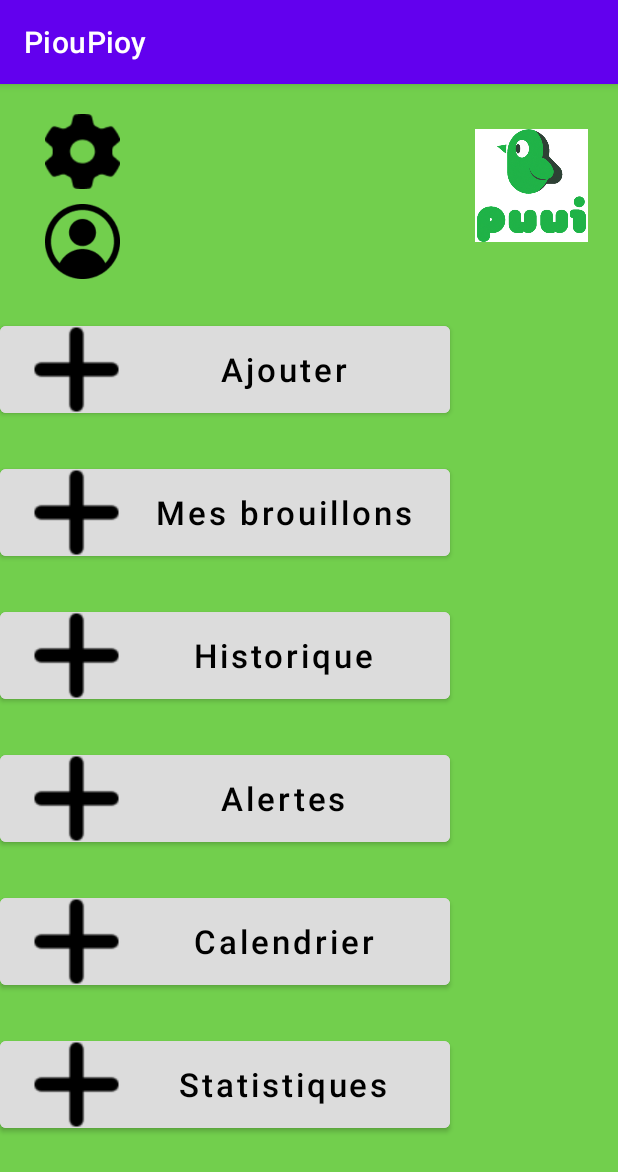
After one commit to samuelboiss/PiouPiou, an Android app: the fragment LateralMenu shown on its own in the app's theme, on a phone screen of 412 x 824 dp. The commit adds this screen. Shown: the top 1172 px of the screen. Run offline under Robolectric (Android 15) with nearby library versions, the phone set to English and light mode, and no system bars.

Commit message:
create lateral menu #4

```diff
--- /dev/null
+++ b/PiouPiou/app/src/main/java/com/example/pioupioy/LateralMenu.java
@@ -0,0 +1,64 @@
+package com.example.pioupioy;
+
+import android.os.Bundle;
+
+import androidx.fragment.app.Fragment;
+
+import android.view.LayoutInflater;
+import android.view.View;
+import android.view.ViewGroup;
+
+/**
+ * A simple {@link Fragment} subclass.
+ * Use the {@link LateralMenu#newInstance} factory method to
+ * create an instance of this fragment.
+ */
+public class LateralMenu extends Fragment {
+
+    // TODO: Rename parameter arguments, choose names that match
+    // the fragment initialization parameters, e.g. ARG_ITEM_NUMBER
+    private static final String ARG_PARAM1 = "param1";
+    private static final String ARG_PARAM2 = "param2";
+
+    // TODO: Rename and change types of parameters
+    private String mParam1;
+    private String mParam2;
+
+    public LateralMenu() {
+        // Required empty public constructor
+    }
+
+    /**
+     * Use this factory method to create a new instance of
+     * this fragment using the provided parameters.
+     *
+     * @param param1 Parameter 1.
+     * @param param2 Parameter 2.
+     * @return A new instance of fragment LateralMenu.
+     */
+    // TODO: Rename and change types and number of parameters
+    public static LateralMenu newInstance(String param1, String param2) {
+        LateralMenu fragment = new LateralMenu();
+        Bundle args = new Bundle();
+        args.putString(ARG_PARAM1, param1);
+        args.putString(ARG_PARAM2, param2);
+        fragment.setArguments(args);
+        return fragment;
+    }
+
+    @Override
+    public void onCreate(Bundle savedInstanceState) {
+        super.onCreate(savedInstanceState);
+        if (getArguments() != null) {
+            mParam1 = getArguments().getString(ARG_PARAM1);
+            mParam2 = getArguments().getString(ARG_PARAM2);
+        }
+    }
+
+    @Override
+    public View onCreateView(LayoutInflater inflater, ViewGroup container,
+                             Bundle savedInstanceState) {
+        // Inflate the layout for this fragment
+        return inflater.inflate(R.layout.fragment_lateral_menu, container, false);
+    }
+}
--- /dev/null
+++ b/PiouPiou/app/src/main/res/layout/fragment_lateral_menu.xml
@@ -0,0 +1,133 @@
+<?xml version="1.0" encoding="utf-8"?>
+<androidx.constraintlayout.widget.ConstraintLayout xmlns:android="http://schemas.android.com/apk/res/android"
+    xmlns:tools="http://schemas.android.com/tools"
+    android:layout_width="match_parent"
+    android:layout_height="match_parent"
+    xmlns:app="http://schemas.android.com/apk/res-auto"
+    android:background="#72CF4D"
+    tools:context=".LateralMenu">
+
+
+    <ImageView
+        android:id="@+id/image"
+        android:src="@drawable/pioupiou"
+        android:layout_height="75dp"
+        android:layout_width="75dp"
+        android:layout_marginRight="20dp"
+        android:layout_marginTop="30dp"
+        android:background="@color/white"
+        app:layout_constraintEnd_toEndOf="parent"
+        app:layout_constraintTop_toTopOf="parent"/>
+
+    <ImageView
+        android:id="@+id/parameter"
+        android:src="@drawable/parameter"
+        android:layout_height="50dp"
+        android:layout_width="50dp"
+        android:layout_marginLeft="30dp"
+        android:layout_marginTop="20dp"
+        app:layout_constraintTop_toTopOf="parent"
+        app:layout_constraintLeft_toLeftOf="parent"/>
+
+    <ImageView
+        android:id="@+id/profile"
+        android:src="@drawable/profile"
+        android:layout_height="50dp"
+        android:layout_width="50dp"
+        android:layout_marginLeft="30dp"
+        android:layout_marginTop="10dp"
+        app:layout_constraintTop_toBottomOf="@id/parameter"
+        app:layout_constraintLeft_toLeftOf="parent"/>
+
+
+    <Button
+        android:id="@+id/button_add"
+        android:layout_width="300dp"
+        android:layout_height="70dp"
+        android:backgroundTint="@color/grey"
+        android:drawableLeft="@drawable/add"
+        android:layout_marginTop="25dp"
+        android:text="Ajouter"
+        android:textSize="22dp"
+        android:textColor="@color/black"
+        android:textAllCaps="false"
+
+        app:layout_constraintLeft_toLeftOf="parent"
+        app:layout_constraintTop_toBottomOf="@id/profile"/>
+
+    <Button
+        android:id="@+id/button_draft"
+        android:layout_width="300dp"
+        android:layout_height="70dp"
+        android:backgroundTint="@color/grey"
+        android:drawableLeft="@drawable/add"
+        android:layout_marginTop="25dp"
+        android:text="Mes brouillons"
+        android:textSize="22dp"
+        android:textColor="@color/black"
+        android:textAllCaps="false"
+
+        app:layout_constraintLeft_toLeftOf="parent"
+        app:layout_constraintTop_toBottomOf="@id/button_add"/>
+
+    <Button
+        android:id="@+id/button_history"
+        android:layout_width="300dp"
+        android:layout_height="70dp"
+        android:backgroundTint="@color/grey"
+        android:drawableLeft="@drawable/add"
+        android:layout_marginTop="25dp"
+        android:text="Historique"
+        android:textSize="22dp"
+        android:textColor="@color/black"
+        android:textAllCaps="false"
+
+        app:layout_constraintLeft_toLeftOf="parent"
+        app:layout_constraintTop_toBottomOf="@id/button_draft"/>
+
+    <Button
+        android:id="@+id/button_alerts"
+        android:layout_width="300dp"
+        android:layout_height="70dp"
+        android:backgroundTint="@color/grey"
+        android:drawableLeft="@drawable/add"
+        android:layout_marginTop="25dp"
+        android:text="Alertes"
+        android:textSize="22dp"
+        android:textColor="@color/black"
+        android:textAllCaps="false"
+
+        app:layout_constraintLeft_toLeftOf="parent"
+        app:layout_constraintTop_toBottomOf="@id/button_history"/>
+
+    <Button
+        android:id="@+id/button_calendar"
+        android:layout_width="300dp"
+        android:layout_height="70dp"
+        android:backgroundTint="@color/grey"
+        android:drawableLeft="@drawable/add"
+        android:layout_marginTop="25dp"
+        android:text="Calendrier"
+        android:textSize="22dp"
+        android:textColor="@color/black"
+        android:textAllCaps="false"
+
+        app:layout_constraintLeft_toLeftOf="parent"
+        app:layout_constraintTop_toBottomOf="@id/button_alerts"/>
+
+    <Button
+        android:id="@+id/button_stats"
+        android:layout_width="300dp"
+        android:layout_height="70dp"
+        android:backgroundTint="@color/grey"
+        android:drawableLeft="@drawable/add"
+        android:layout_marginTop="25dp"
+        android:text="Statistiques"
+        android:textSize="22dp"
+        android:textColor="@color/black"
+        android:textAllCaps="false"
+
+        app:layout_constraintLeft_toLeftOf="parent"
+        app:layout_constraintTop_toBottomOf="@id/button_calendar"/>
+
+</androidx.constraintlayout.widget.ConstraintLayout>
--- a/PiouPiou/app/src/main/res/values/strings.xml
+++ b/PiouPiou/app/src/main/res/values/strings.xml
@@ -1,3 +1,5 @@
 <resources>
     <string name="app_name">PiouPioy</string>
+    <!-- TODO: Remove or change this placeholder text -->
+    <string name="hello_blank_fragment">Hello blank fragment</string>
 </resources>
```
Also changed, not shown: PiouPiou/app/src/main/res/drawable/add.png (added), PiouPiou/app/src/main/res/drawable/parameter.png (added), PiouPiou/app/src/main/res/drawable/profile.png (added).
